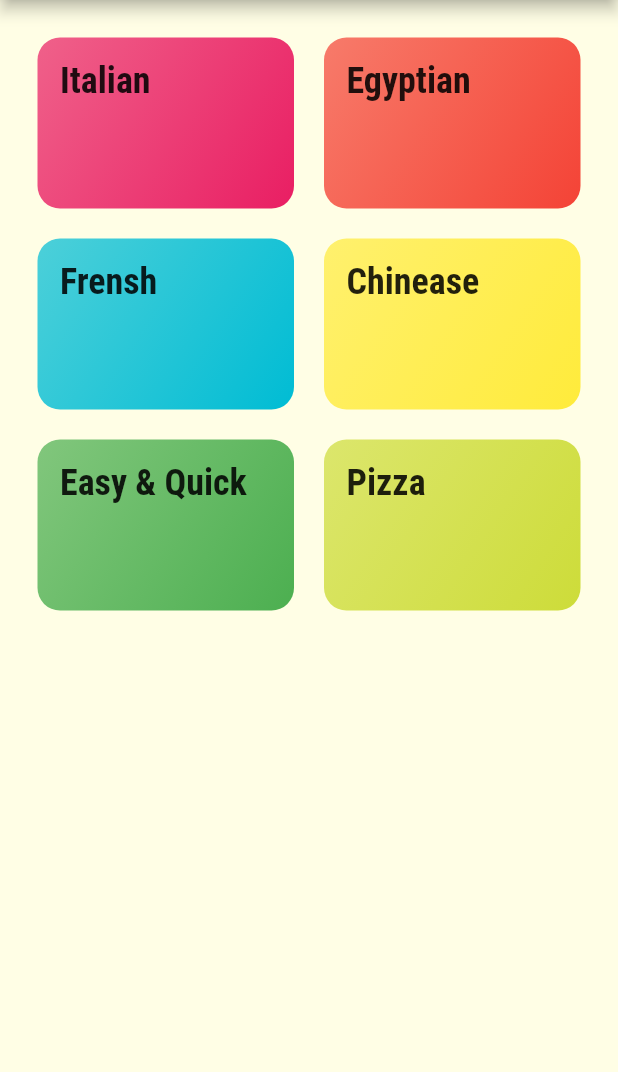
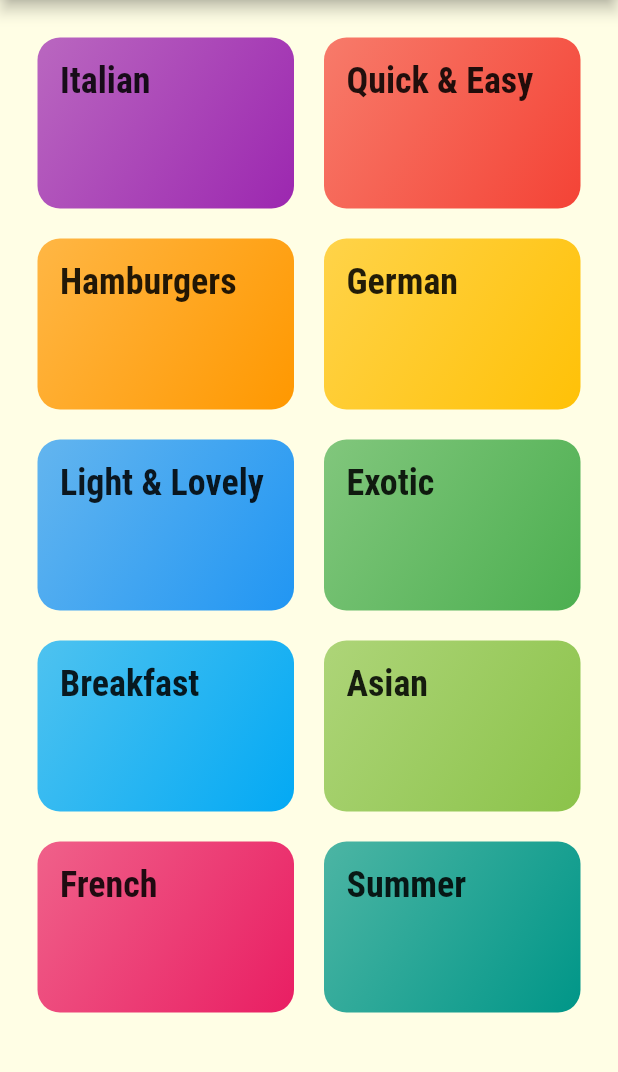
Before and after one commit to ahmed-bahaa/Meals_App_Flutter, a Flutter app: the screen it shows after launch, on a phone screen of 412 x 824 dp, the part 84-1156 px from its top. Run offline on Flutter 3.47's test engine with Material 2 defaults, Android fonts, the phone set to English and light mode, and no system bars; missing offline and left inert: dart:ffi.

```diff
--- a/lib/dummy_data.dart
+++ b/lib/dummy_data.dart
@@ -7,32 +7,52 @@ var DYMMY = [
   Category(
     id: 'c1',
     title: 'Italian',
-    color: Colors.pink,
+    color: Colors.purple,
   ),
   Category(
     id: 'c2',
-    title: 'Egyptian',
+    title: 'Quick & Easy',
     color: Colors.red,
   ),
   Category(
     id: 'c3',
-    title: 'Frensh',
-    color: Colors.cyan,
+    title: 'Hamburgers',
+    color: Colors.orange,
   ),
   Category(
     id: 'c4',
-    title: 'Chinease',
-    color: Colors.yellow,
+    title: 'German',
+    color: Colors.amber,
   ),
   Category(
     id: 'c5',
-    title: 'Easy & Quick',
+    title: 'Light & Lovely',
+    color: Colors.blue,
+  ),
+  Category(
+    id: 'c6',
+    title: 'Exotic',
     color: Colors.green,
   ),
   Category(
-    id: 'c6',
-    title: 'Pizza',
-    color: Colors.lime,
+    id: 'c7',
+    title: 'Breakfast',
+    color: Colors.lightBlue,
+  ),
+  Category(
+    id: 'c8',
+    title: 'Asian',
+    color: Colors.lightGreen,
+  ),
+  Category(
+    id: 'c9',
+    title: 'French',
+    color: Colors.pink,
+  ),
+  Category(
+    id: 'c10',
+    title: 'Summer',
+    color: Colors.teal,
   ),
 ];
 
--- a/lib/main.dart
+++ b/lib/main.dart
@@ -1,6 +1,6 @@
 import 'package:flutter/material.dart';
-import './categories_screen.dart';
-import './category_meals_screen.dart';
+import './screens/categories_screen.dart';
+import './screens/category_meals_screen.dart';
 
 void main() {
   runApp(MyApp());
--- a/lib/categories_screen.dart
+++ b/lib/screens/categories_screen.dart
@@ -1,9 +1,8 @@
 import 'dart:ffi';
-
 import 'package:flutter/material.dart';
 import 'package:meals/models/category.dart';
-import './category_item.dart';
-import './dummy_data.dart';
+import '../widgets/category_item.dart';
+import '../dummy_data.dart';
 
 class CategoriesScreen extends StatelessWidget {
   @override
--- a/lib/category_item.dart
+++ b/lib/widgets/category_item.dart
@@ -1,5 +1,5 @@
 import 'package:flutter/material.dart';
-import './category_meals_screen.dart';
+import '../screens/category_meals_screen.dart';
 
 class CategoryItem extends StatelessWidget {
   final String id;
```
Also changed, not shown: lib/screens/category_meals_screen.dart (renamed from lib/category_meals_screen.dart, +11 -6 lines), lib/widgets/meal_item.dart (added, +52 -0 lines).
